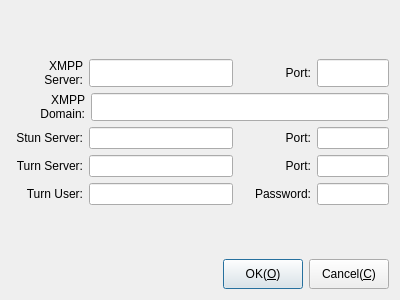
First picture: the form in Widgets/FrmLogin/DlgLoginSettings.ui, repository KangLin/RabbitIm, before the edit.
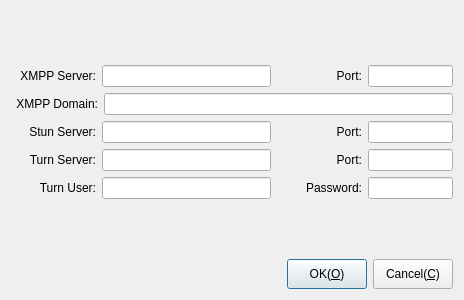
Second picture: the form after the edit. Icons and pictures are not drawn.

The edit to the form file:
```diff
--- a/Widgets/FrmLogin/DlgLoginSettings.ui
+++ b/Widgets/FrmLogin/DlgLoginSettings.ui
@@ -6,7 +6,7 @@
    <rect>
     <x>0</x>
     <y>0</y>
-    <width>400</width>
+    <width>464</width>
     <height>300</height>
    </rect>
   </property>
```
